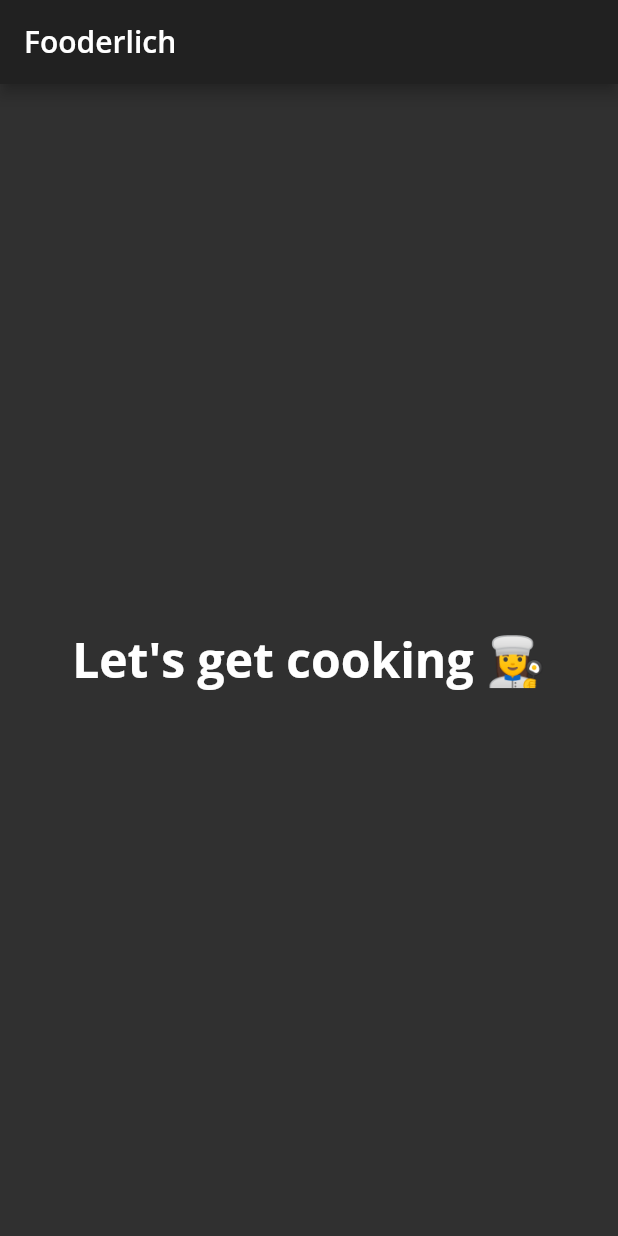
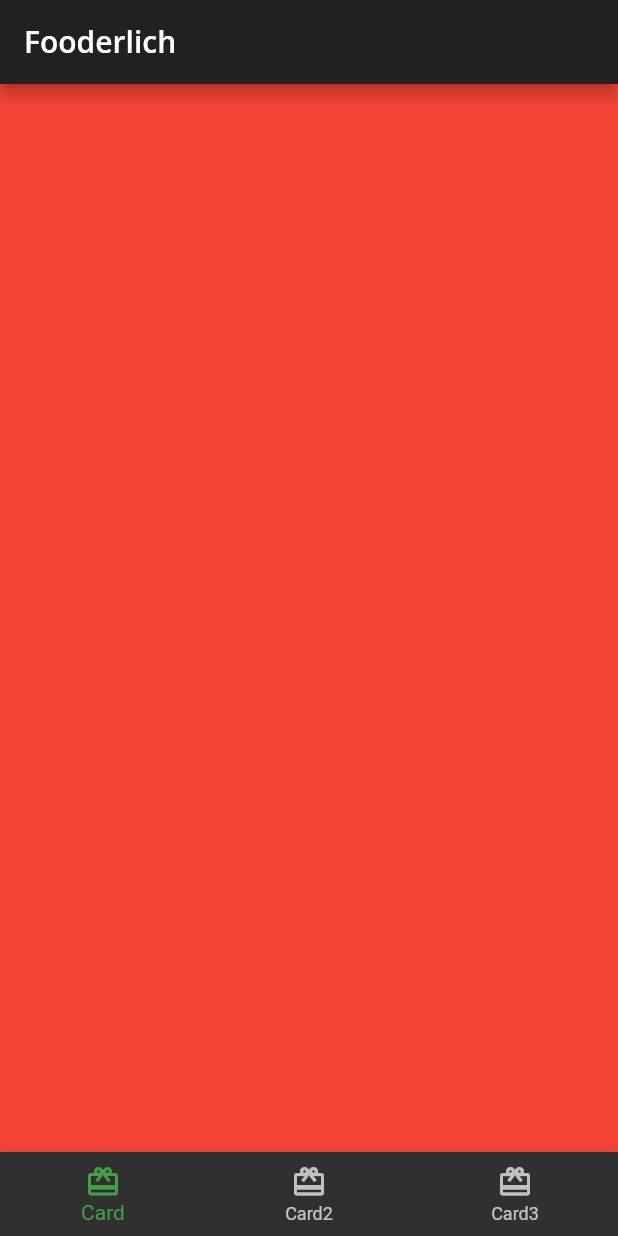
Before and after one commit to EugeneAlexandrov/flutter_project, a Flutter app: the screen it shows after launch, on a phone screen of 412 x 824 dp. Run offline on Flutter 3.47's test engine with Material 2 defaults, Android fonts, the phone set to English and light mode, and no system bars; our stand-ins replace google_fonts.

```diff
--- a/lib/home.dart
+++ b/lib/home.dart
@@ -8,6 +8,20 @@ class Home extends StatefulWidget {
 }
 
 class _HomeState extends State<Home> {
+  int _selectedIndex = 0;
+
+  static List pages = <Widget>[
+    Container(color: Colors.red),
+    Container(color: Colors.green),
+    Container(color: Colors.blue),
+  ];
+
+  void _onItemTapped(int index) {
+    setState(() {
+      _selectedIndex = index;
+    });
+  }
+
   @override
   Widget build(BuildContext context) {
     return Scaffold(
@@ -16,11 +30,19 @@ class _HomeState extends State<Home> {
         'Fooderlich',
         style: Theme.of(context).textTheme.headline6,
       )),
-      body: Center(
-        child: Text(
-          'Let\'s get cooking 👩‍🍳',
-          style: Theme.of(context).textTheme.headline1,
-        ),
+      body: pages[_selectedIndex],
+      bottomNavigationBar: BottomNavigationBar(
+        selectedItemColor: Theme.of(context).textSelectionTheme.selectionColor,
+        items: <BottomNavigationBarItem>[
+          const BottomNavigationBarItem(
+              icon: Icon(Icons.card_giftcard), label: 'Card'),
+          const BottomNavigationBarItem(
+              icon: Icon(Icons.card_giftcard), label: 'Card2'),
+          const BottomNavigationBarItem(
+              icon: Icon(Icons.card_giftcard), label: 'Card3'),
+        ],
+        currentIndex: _selectedIndex,
+        onTap: _onItemTapped,
       ),
     );
   }
```
